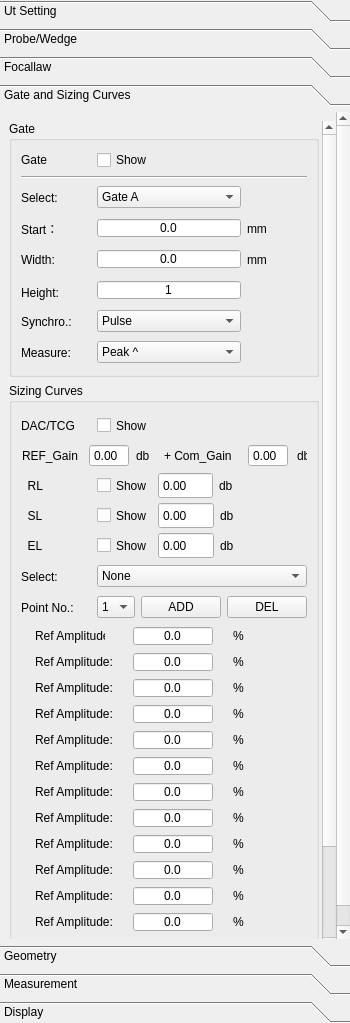
First picture: the form in phascan_view/ui/DopplerGroupTab.ui, repository qinxingying/hello-word, before the edit.
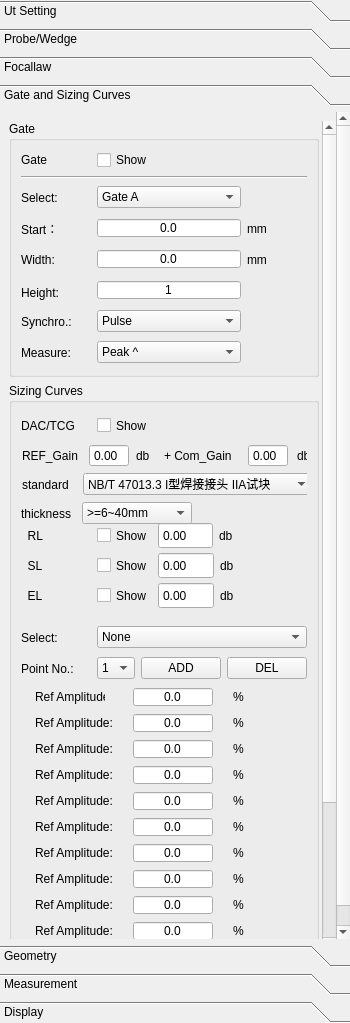
Second picture: the form after the edit. Icons and pictures are not drawn. Custom widgets are drawn as their Qt base class.

The edit to the form file:
```diff
--- a/phascan_view/ui/DopplerGroupTab.ui
+++ b/phascan_view/ui/DopplerGroupTab.ui
@@ -4789,7 +4789,7 @@
             <x>0</x>
             <y>0</y>
             <width>307</width>
-            <height>937</height>
+            <height>998</height>
            </rect>
           </property>
           <property name="minimumSize">
@@ -5216,7 +5216,7 @@
                 <property name="minimumSize">
                  <size>
                   <width>0</width>
-                  <height>146</height>
+                  <height>207</height>
                  </size>
                 </property>
                 <property name="focusPolicy">
@@ -5226,7 +5226,7 @@
                  <property name="geometry">
                   <rect>
                    <x>0</x>
-                   <y>120</y>
+                   <y>170</y>
                    <width>254</width>
                    <height>27</height>
                   </rect>
@@ -5367,7 +5367,7 @@
                  <property name="geometry">
                   <rect>
                    <x>0</x>
-                   <y>60</y>
+                   <y>110</y>
                    <width>252</width>
                    <height>27</height>
                   </rect>
@@ -5458,7 +5458,7 @@
                  <property name="geometry">
                   <rect>
                    <x>0</x>
-                   <y>90</y>
+                   <y>140</y>
                    <width>254</width>
                    <height>27</height>
                   </rect>
@@ -5701,6 +5701,147 @@
                   </item>
                  </layout>
                 </widget>
+                <widget class="QWidget" name="">
+                 <property name="geometry">
+                  <rect>
+                   <x>1</x>
+                   <y>61</y>
+                   <width>293</width>
+                   <height>23</height>
+                  </rect>
+                 </property>
+                 <layout class="QHBoxLayout" name="horizontalLayout_18">
+                  <item>
+                   <widget class="QLabel" name="LabelRL_2">
+                    <property name="sizePolicy">
+                     <sizepolicy hsizetype="Preferred" vsizetype="Preferred">
+                      <horstretch>0</horstretch>
+                      <verstretch>0</verstretch>
+                     </sizepolicy>
+                    </property>
+                    <property name="minimumSize">
+                     <size>
+                      <width>55</width>
+                      <height>21</height>
+                     </size>
+                    </property>
+                    <property name="maximumSize">
+                     <size>
+                      <width>55</width>
+                      <height>21</height>
+                     </size>
+                    </property>
+                    <property name="text">
+                     <string>standard</string>
+                    </property>
+                   </widget>
+                  </item>
+                  <item>
+                   <widget class="QComboBox" name="ComStandard">
+                    <property name="minimumSize">
+                     <size>
+                      <width>230</width>
+                      <height>0</height>
+                     </size>
+                    </property>
+                    <property name="maximumSize">
+                     <size>
+                      <width>230</width>
+                      <height>16777215</height>
+                     </size>
+                    </property>
+                    <item>
+                     <property name="text">
+                      <string>NB/T 47013.3 I型焊接接头 IIA试块</string>
+                     </property>
+                    </item>
+                    <item>
+                     <property name="text">
+                      <string>NB/T 47013.3 II型焊接接头 GS试块</string>
+                     </property>
+                    </item>
+                    <item>
+                     <property name="text">
+                      <string>NB/T 47013.15  I型焊接接头 PRB试块</string>
+                     </property>
+                    </item>
+                    <item>
+                     <property name="text">
+                      <string>NB/T 47013.15  II型焊接接头 PGS试块</string>
+                     </property>
+                    </item>
+                   </widget>
+                  </item>
+                 </layout>
+                </widget>
+                <widget class="QWidget" name="">
+                 <property name="geometry">
+                  <rect>
+                   <x>0</x>
+                   <y>90</y>
+                   <width>173</width>
+                   <height>23</height>
+                  </rect>
+                 </property>
+                 <layout class="QHBoxLayout" name="horizontalLayout_19">
+                  <item>
+                   <widget class="QLabel" name="LabelRL_3">
+                    <property name="sizePolicy">
+                     <sizepolicy hsizetype="Preferred" vsizetype="Preferred">
+                      <horstretch>0</horstretch>
+                      <verstretch>0</verstretch>
+                     </sizepolicy>
+                    </property>
+                    <property name="minimumSize">
+                     <size>
+                      <width>55</width>
+                      <height>21</height>
+                     </size>
+                    </property>
+                    <property name="maximumSize">
+                     <size>
+                      <width>55</width>
+                      <height>21</height>
+                     </size>
+                    </property>
+                    <property name="text">
+                     <string>thickness</string>
+                    </property>
+                   </widget>
+                  </item>
+                  <item>
+                   <widget class="QComboBox" name="ComThickness">
+                    <property name="minimumSize">
+                     <size>
+                      <width>110</width>
+                      <height>0</height>
+                     </size>
+                    </property>
+                    <property name="maximumSize">
+                     <size>
+                      <width>110</width>
+                      <height>16777215</height>
+                     </size>
+                    </property>
+                    <item>
+                     <property name="text">
+                      <string>&gt;=6~40mm</string>
+                     </property>
+                    </item>
+                    <item>
+                     <property name="text">
+                      <string>&gt;40~100mm</string>
+                     </property>
+                    </item>
+                    <item>
+                     <property name="text">
+                      <string>&gt;100~200mm</string>
+                     </property>
+                    </item>
+                   </widget>
+                  </item>
+                 </layout>
+                </widget>
                 <zorder>layoutWidget</zorder>
                 <zorder>layoutWidget</zorder>
                 <zorder>layoutWidget</zorder>
```
Left out of the diff: 4 changed lines with no effect on the pictures.
